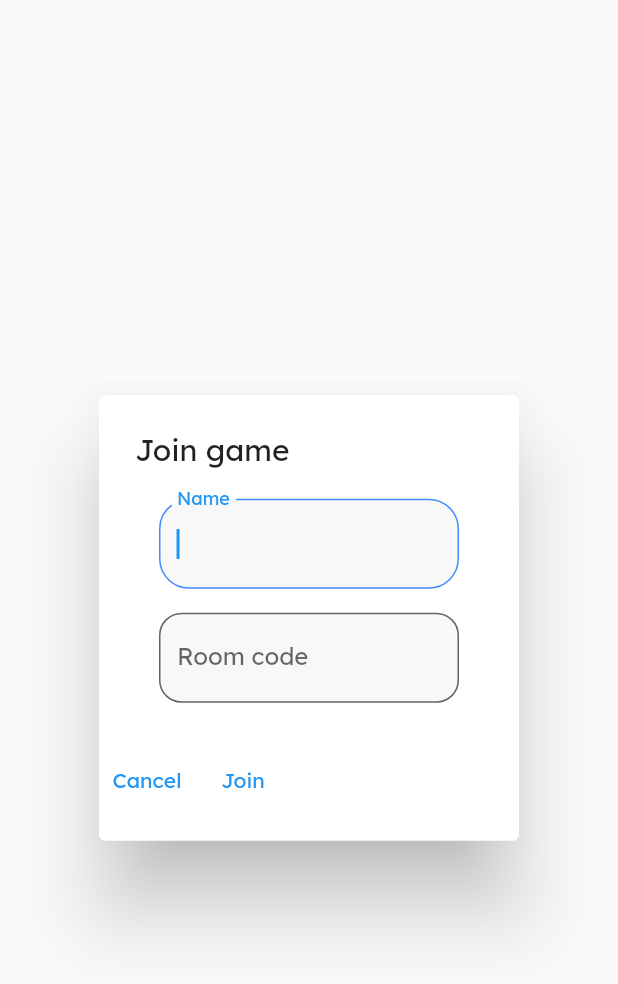
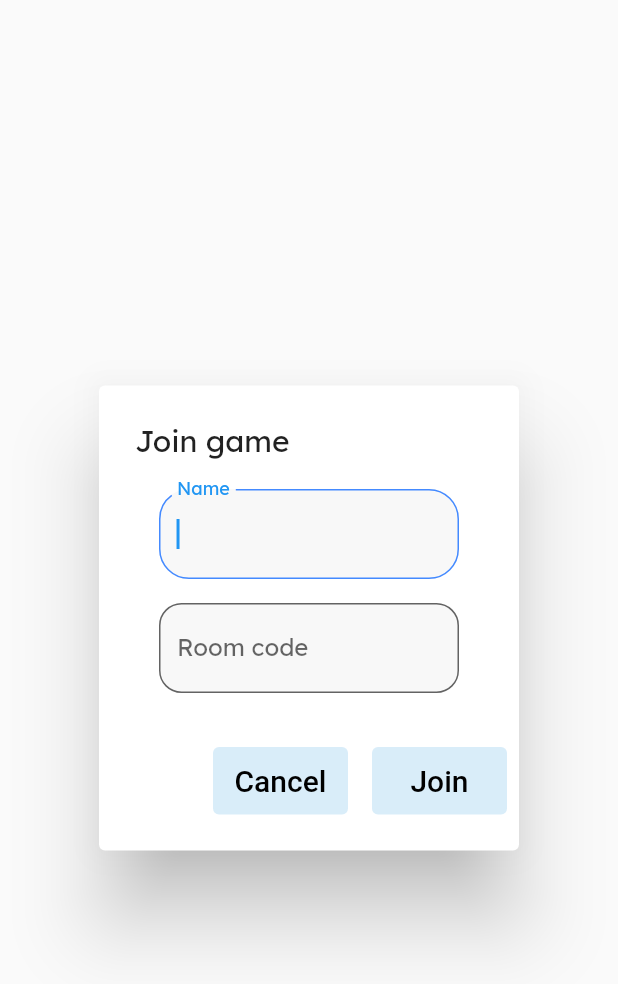
Before and after one commit to TheOmnimax/boggle_flutter, a Flutter app: the JoinPopup widget shown alone on an empty page, opened directly, on a phone screen of 412 x 824 dp. Shown: the top 984 px of the screen. Run offline on Flutter 3.47's test engine with Material 2 defaults, Android fonts, the phone set to English and light mode, and no system bars; our stand-ins replace equatable, firebase_auth, firebase_core, flutter_bloc, flutter_spinkit, rflutter_alert; accounts and stored records are empty; network calls fail; Roboto replaces fonts that are missing (Lexend Deca).

Commit message:
Added loading to join button and ability to cancel

```diff
--- a/lib/screens/home_screen/bloc/home_bloc.dart
+++ b/lib/screens/home_screen/bloc/home_bloc.dart
@@ -17,6 +17,7 @@ class HomeBloc extends Bloc<HomeEvent, HomeState> {
     on<HostGame>(_hostGame);
     on<JoinGame>(_addPlayer);
     on<CloseError>(_closeError);
+    on<CancelJoin>(_cancelJoin);
   }
 
   final AppBloc appBloc;
@@ -27,7 +28,6 @@ class HomeBloc extends Bloc<HomeEvent, HomeState> {
   Future _addPlayer(JoinGame event, Emitter<HomeState> emit) async {
     print('Adding player');
     emit(Joining());
-    await Future.delayed(Duration(seconds: 1));
     final response = await Http.post(
       uri: baseUrl + 'add-player',
       body: {
@@ -65,4 +65,8 @@ class HomeBloc extends Bloc<HomeEvent, HomeState> {
       emit(state.copyWith(errorMessage: ''));
     }
   }
+
+  void _cancelJoin(CancelJoin event, Emitter<HomeState> emit) {
+    emit(MainState());
+  }
 }
--- a/lib/screens/home_screen/bloc/home_event.dart
+++ b/lib/screens/home_screen/bloc/home_event.dart
@@ -39,6 +39,10 @@ class JoinGame extends HomeEvent {
   List<Object?> get props => [roomCode, name];
 }
 
+class CancelJoin extends HomeEvent {
+  const CancelJoin();
+}
+
 class CloseError extends HomeEvent {
   const CloseError();
 }
--- a/lib/screens/home_screen/home_screen.dart
+++ b/lib/screens/home_screen/home_screen.dart
@@ -12,6 +12,7 @@ import 'package:boggle_flutter/shared_widgets/loading.dart';
 import 'package:boggle_flutter/utils/game/boggle_results.dart';
 import 'package:flutter/material.dart';
 import 'package:flutter_bloc/flutter_bloc.dart';
+import 'package:flutter_spinkit/flutter_spinkit.dart';
 import 'package:rflutter_alert/rflutter_alert.dart';
 
 part 'package:boggle_flutter/screens/home_screen/mode_widgets/home_host.dart';
--- a/lib/screens/home_screen/mode_widgets/home_join.dart
+++ b/lib/screens/home_screen/mode_widgets/home_join.dart
@@ -63,12 +63,14 @@ class _JoinPopupState extends State<JoinPopup> {
                 roomFocus: roomFocus,
               ),
               Row(
+                mainAxisAlignment: MainAxisAlignment.end,
                 children: [
-                  TextButton(
+                  ScreenButton(
                       onPressed: () {
+                        context.read<HomeBloc>().add(CancelJoin());
                         Navigator.pop(context);
                       },
-                      child: Text('Cancel')),
+                      label: 'Cancel'),
                   JoinButton(
                     joinKey: joinKey,
                     onPressed: () {
@@ -101,9 +103,19 @@ class JoinButton extends StatelessWidget {
   Widget build(BuildContext context) {
     return BlocBuilder<HomeBloc, HomeState>(builder: (context, state) {
       if (state is Joining) {
-        return Text('Loading');
+        return const SizedBox(
+          width: 106,
+          child: SpinKitDualRing(
+            color: Colors.blue,
+            lineWidth: 4,
+            size: 20,
+          ),
+        );
       } else {
-        return TextButton(onPressed: onPressed, child: Text('Join'));
+        return ScreenButton(
+          onPressed: onPressed,
+          label: 'Join',
+        );
       }
     });
   }
```
